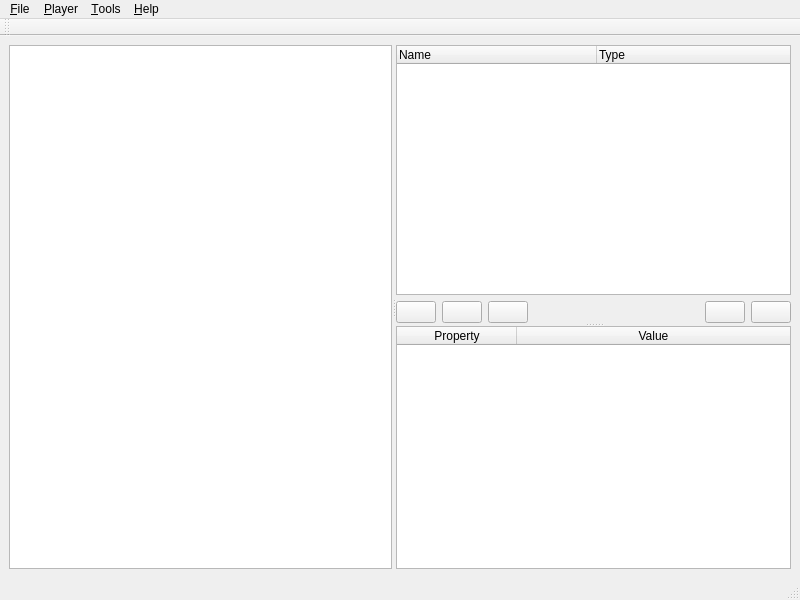
First picture: the form in pyVenture/mapbuilder/window.ui, repository stevenvergenz/pyVenture, before the edit.
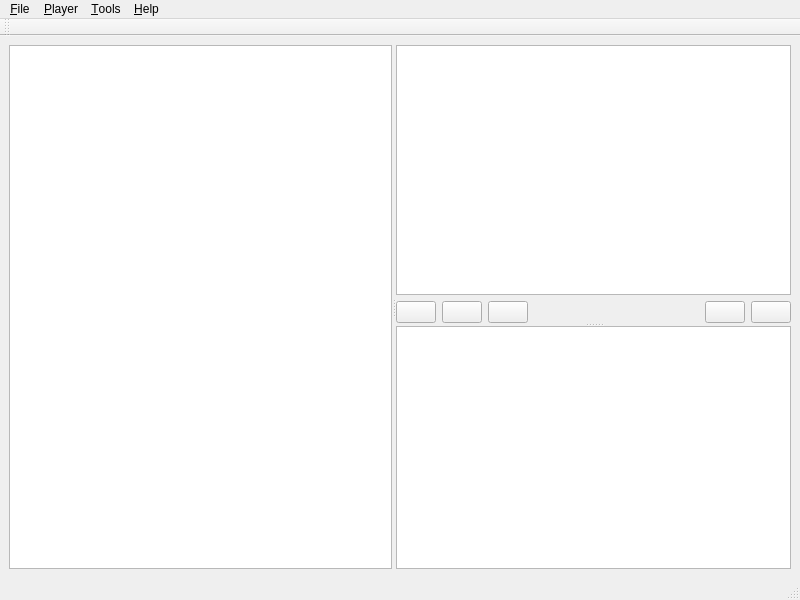
Second picture: the form after the edit.

Commit message: Skeleton model added for model/view refactor

Diff of the .ui file:
```diff
--- a/pyVenture/mapbuilder/window.ui
+++ b/pyVenture/mapbuilder/window.ui
@@ -50,7 +50,7 @@
           <number>0</number>
          </property>
          <item>
-          <widget class="QTreeWidget" name="hierarchyTree">
+          <widget class="QTreeView" name="hierarchyTree">
            <property name="sizePolicy">
             <sizepolicy hsizetype="Preferred" vsizetype="Expanding">
              <horstretch>0</horstretch>
@@ -63,22 +63,6 @@
            <property name="animated">
             <bool>true</bool>
            </property>
-           <property name="columnCount">
-            <number>2</number>
-           </property>
-           <attribute name="headerDefaultSectionSize">
-            <number>200</number>
-           </attribute>
-           <column>
-            <property name="text">
-             <string>Name</string>
-            </property>
-           </column>
-           <column>
-            <property name="text">
-             <string>Type</string>
-            </property>
-           </column>
           </widget>
          </item>
          <item>
@@ -176,7 +160,7 @@
          </item>
         </layout>
        </widget>
-       <widget class="QTableWidget" name="propertyTable">
+       <widget class="QTableView" name="propertyTable">
         <property name="sizePolicy">
          <sizepolicy hsizetype="Preferred" vsizetype="Expanding">
           <horstretch>0</horstretch>
@@ -189,34 +173,6 @@
         <property name="horizontalScrollMode">
          <enum>QAbstractItemView::ScrollPerPixel</enum>
         </property>
-        <property name="gridStyle">
-         <enum>Qt::DotLine</enum>
-        </property>
-        <property name="wordWrap">
-         <bool>false</bool>
-        </property>
-        <property name="cornerButtonEnabled">
-         <bool>false</bool>
-        </property>
-        <attribute name="horizontalHeaderDefaultSectionSize">
-         <number>120</number>
-        </attribute>
-        <attribute name="horizontalHeaderStretchLastSection">
-         <bool>true</bool>
-        </attribute>
-        <attribute name="verticalHeaderVisible">
-         <bool>false</bool>
-        </attribute>
-        <column>
-         <property name="text">
-          <string>Property</string>
-         </property>
-        </column>
-        <column>
-         <property name="text">
-          <string>Value</string>
-         </property>
-        </column>
        </widget>
       </widget>
      </widget>
```
The commit also changes 2 other files.
